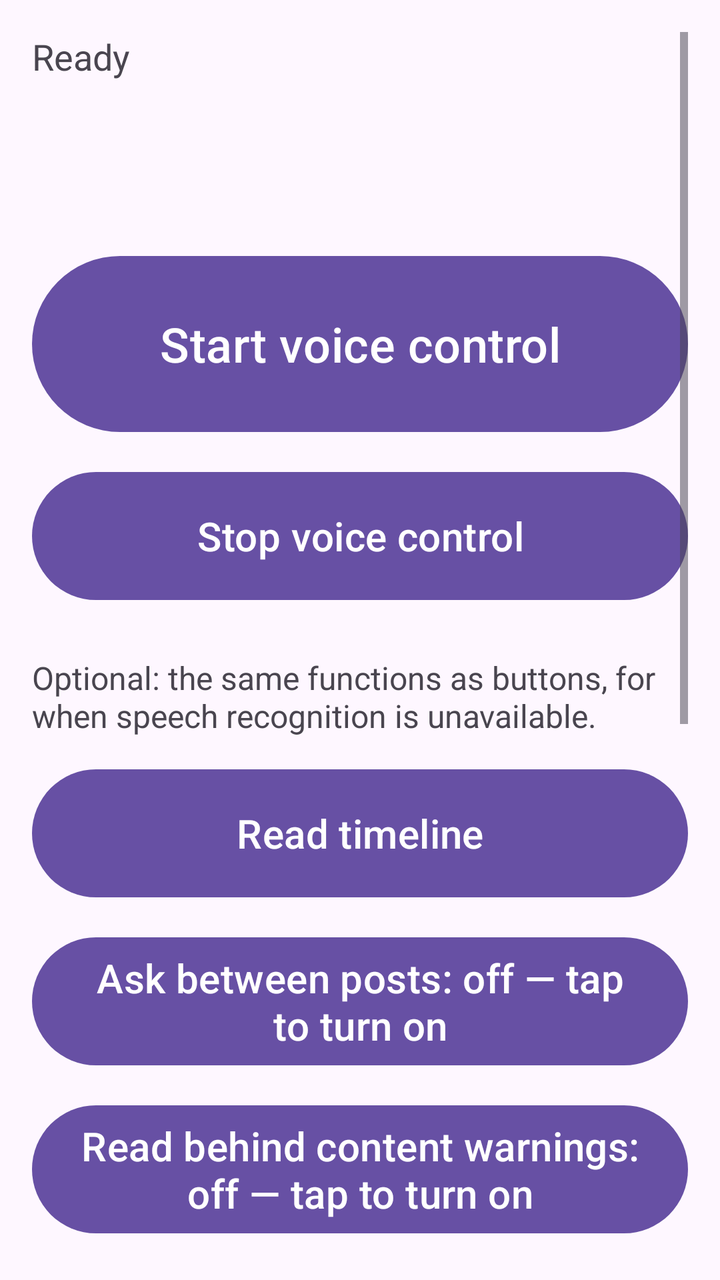
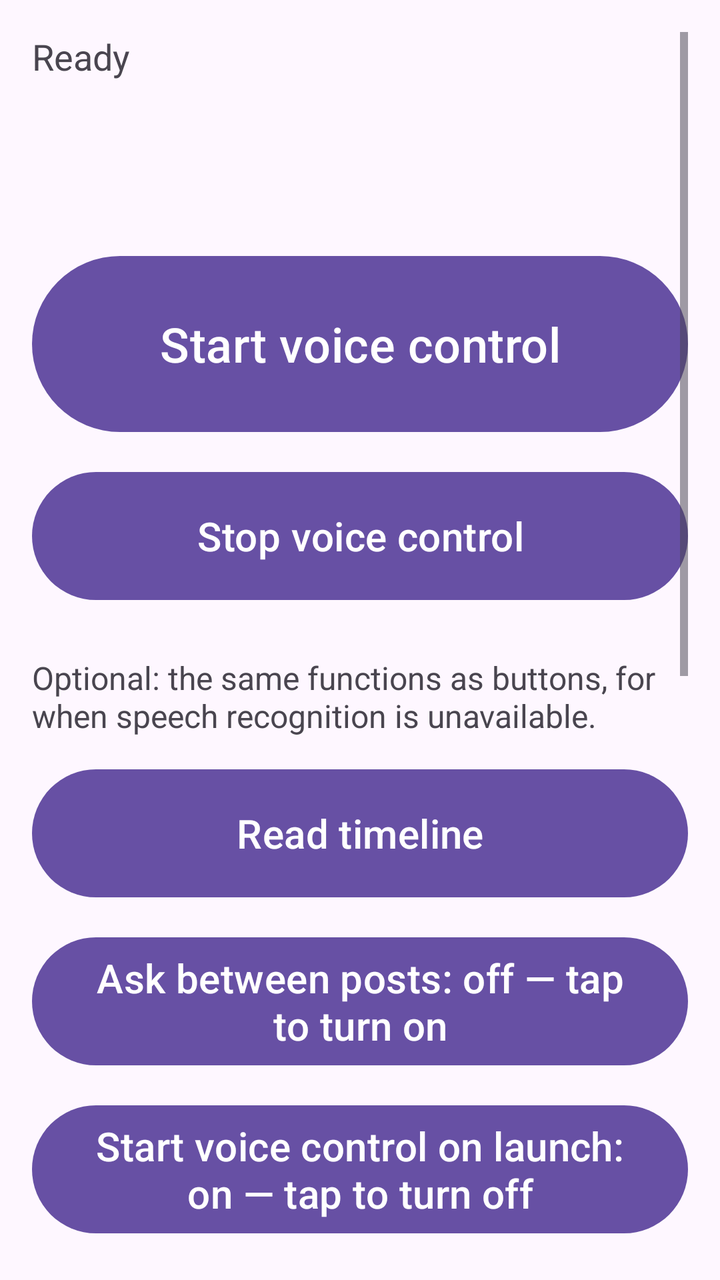

Compare the two renders of this Android layout. The source of the first and the diff that turns it into the second are given below.
<!-- AndroidManifest.xml: application theme Theme.PeromaVoice -->
<!-- res/layout/activity_main.xml -->
<?xml version="1.0" encoding="utf-8"?>
<ScrollView xmlns:android="http://schemas.android.com/apk/res/android"
    android:layout_width="match_parent"
    android:layout_height="match_parent"
    android:fillViewport="true"
    android:padding="16dp">

    <LinearLayout
        android:layout_width="match_parent"
        android:layout_height="wrap_content"
        android:orientation="vertical">

        <TextView
            android:id="@+id/statusText"
            android:layout_width="match_parent"
            android:layout_height="wrap_content"
            android:minHeight="96dp"
            android:textSize="18sp"
            android:text="@string/idle"
            android:focusable="true" />

        <Button
            android:id="@+id/btnStartVoice"
            style="@style/VoiceButton"
            android:minHeight="96dp"
            android:textSize="24sp"
            android:text="@string/start_voice" />

        <Button
            android:id="@+id/btnStopVoice"
            style="@style/VoiceButton"
            android:text="@string/stop_voice" />

        <TextView
            android:layout_width="match_parent"
            android:layout_height="wrap_content"
            android:layout_marginTop="24dp"
            android:textSize="16sp"
            android:text="@string/manual_hint" />

        <LinearLayout
            android:id="@+id/manualControls"
            android:layout_width="match_parent"
            android:layout_height="wrap_content"
            android:orientation="vertical">

            <Button
                android:id="@+id/btnRead"
                style="@style/VoiceButton"
                android:text="@string/read_timeline" />

            <Button
                android:id="@+id/btnTogglePauses"
                style="@style/VoiceButton"
                android:text="@string/pauses_state_off" />

            <Button
                android:id="@+id/btnToggleWarnings"
                style="@style/VoiceButton"
                android:text="@string/warnings_state_off" />

            <Button
                android:id="@+id/btnToggleLanguage"
                style="@style/VoiceButton"
                android:text="@string/language_state" />

            <Button
                android:id="@+id/btnNext"
                style="@style/VoiceButton"
                android:text="@string/next_post" />

            <Button
                android:id="@+id/btnPrev"
                style="@style/VoiceButton"
                android:text="@string/previous_post" />

            <Button
                android:id="@+id/btnRepeat"
                style="@style/VoiceButton"
                android:text="@string/repeat_post" />

            <Button
                android:id="@+id/btnDictate"
                style="@style/VoiceButton"
                android:text="@string/dictate" />

            <Button
                android:id="@+id/btnLogout"
                style="@style/VoiceButton"
                android:text="@string/logout" />

        </LinearLayout>
    </LinearLayout>
</ScrollView>
<!-- resources referenced by this layout -->
<resources>
  <string name="dictate">Dictate a post</string>
  <string name="idle">Ready</string>
  <string name="language_state">Language: %1$s — tap to switch</string>
  <string name="logout">Sign out</string>
  <string name="manual_hint">Optional: the same functions as buttons, for when speech recognition is unavailable.</string>
  <string name="next_post">Next post</string>
  <string name="pauses_state_off">Ask between posts: off — tap to turn on</string>
  <string name="previous_post">Previous post</string>
  <string name="read_timeline">Read timeline</string>
  <string name="repeat_post">Repeat post</string>
  <string name="start_voice">Start voice control</string>
  <string name="stop_voice">Stop voice control</string>
  <string name="warnings_state_off">Read behind content warnings: off — tap to turn on</string>
  <style name="VoiceButton" parent="Widget.Material3.Button">
          <item name="android:layout_width">match_parent</item>
          <item name="android:layout_height">wrap_content</item>
          <item name="android:minHeight">72dp</item>
          <item name="android:textSize">20sp</item>
          <item name="android:layout_marginTop">12dp</item>
      </style>
  <style name="Theme.PeromaVoice" parent="Theme.Material3.DayNight.NoActionBar" />
</resources>

<!-- the commit's change to res/layout/activity_main.xml (unified diff, before → after) -->
@@ -55,6 +55,11 @@
                 android:text="@string/pauses_state_off" />
 
             <Button
+                android:id="@+id/btnToggleAutoStart"
+                style="@style/VoiceButton"
+                android:text="@string/auto_start_state_on" />
+
+            <Button
                 android:id="@+id/btnToggleWarnings"
                 style="@style/VoiceButton"
                 android:text="@string/warnings_state_off" />
<!-- resource entries referenced after the edit -->
@@ -1,5 +1,6 @@
 <!-- resources referenced by this layout -->
 <resources>
+  <string name="auto_start_state_on">Start voice control on launch: on — tap to turn off</string>
   <string name="dictate">Dictate a post</string>
   <string name="idle">Ready</string>
   <string name="language_state">Language: %1$s — tap to switch</string>
